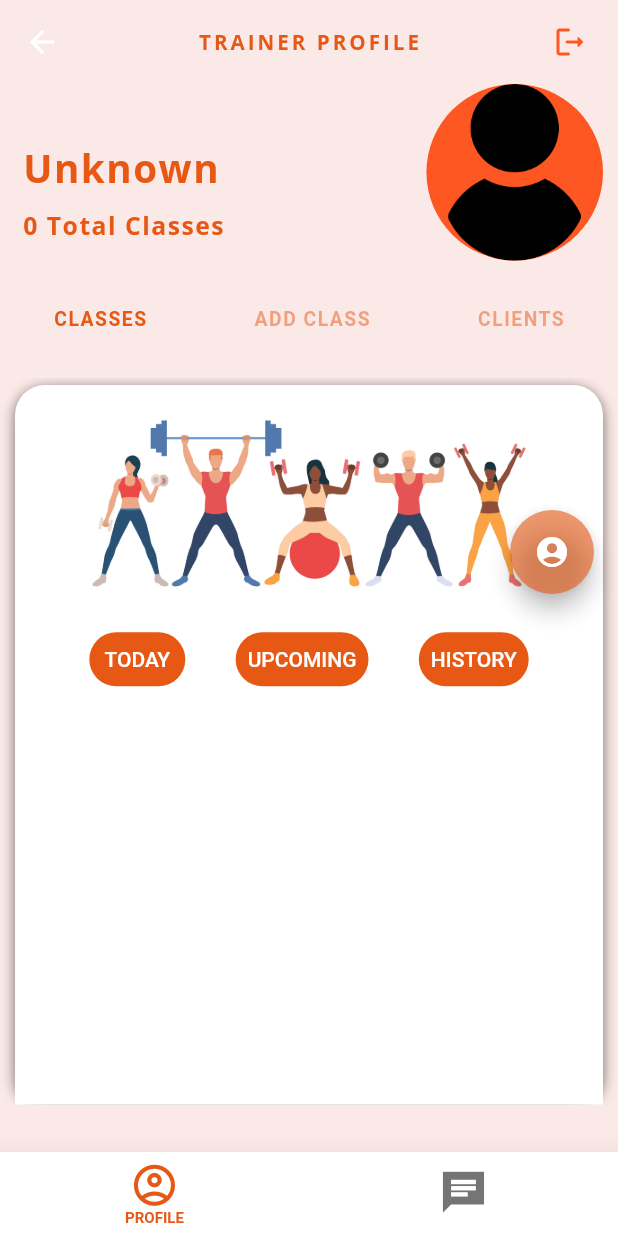
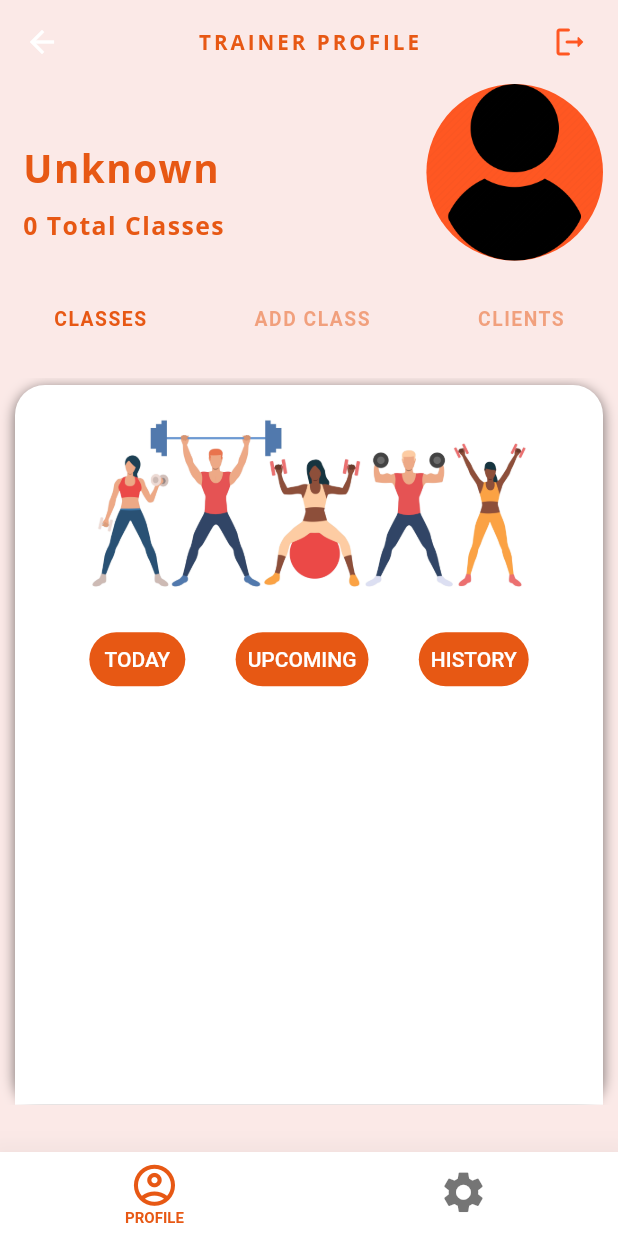
Before and after one commit to vileroze/FIT_BOD, a Flutter app: the TrainerFirstPage screen opened directly, on a phone screen of 412 x 824 dp. Run offline on Flutter 3.47's test engine with Material 2 defaults, Android fonts, the phone set to English and light mode, and no system bars; our stand-ins replace charts_flutter, cloud_firestore, file_picker, firebase_auth, firebase_core, firebase_database and 9 more; missing offline and left inert: agora_uikit, cloud_firestore_web, cloud_functions_web, connectivity_plus_web, firebase_auth_web, firebase_core_web and 9 more; accounts and stored records are empty.

Commit message:
removed chat section from trainer page and replaced with profile settings

```diff
--- a/lib/screens/client/explore/explore_helper.dart
+++ b/lib/screens/client/explore/explore_helper.dart
@@ -60,7 +60,7 @@ class ExploreHelper {
                       style: TextStyle(
                           fontSize: size.width / 24,
                           color: Colors.black,
-                          letterSpacing: 1,
+                          // letterSpacing: 1,
                           fontWeight: FontWeight.bold),
                     ),
                   ),
@@ -157,7 +157,7 @@ class ExploreHelper {
                                 style: GoogleFonts.bebasNeue(
                                   fontSize: 20,
                                   color: Colors.black,
-                                  letterSpacing: 1,
+                                  // letterSpacing: 1,
                                 ),
                               ),
                             ],
--- a/lib/screens/trainer/profile/profile.dart
+++ b/lib/screens/trainer/profile/profile.dart
@@ -308,31 +308,31 @@ class _ProfileTrainerState extends State<ProfileTrainer> {
           ),
         ),
       ),
-      floatingActionButtonLocation: FloatingActionButtonLocation.endFloat,
-      floatingActionButton: Container(
-        // color: Colors.black,
-        constraints: BoxConstraints(
-          maxHeight: size.height / 2,
-        ),
-        child: Column(
-          children: <Widget>[
-            Padding(
-              padding: const EdgeInsets.only(bottom: 10.0),
-              child: FloatingActionButton(
-                heroTag: 'updateProfile',
-                backgroundColor: Color.fromRGBO(231, 88, 20, 0.6),
-                onPressed: () {
-                  Navigator.push(
-                    context,
-                    MaterialPageRoute(builder: (context) => ProfileSettings()),
-                  );
-                },
-                child: Icon(Icons.account_circle),
-              ),
-            ),
-          ],
-        ),
-      ),
+      // floatingActionButtonLocation: FloatingActionButtonLocation.endFloat,
+      // floatingActionButton: Container(
+      //   // color: Colors.black,
+      //   constraints: BoxConstraints(
+      //     maxHeight: size.height / 2,
+      //   ),
+      //   child: Column(
+      //     children: <Widget>[
+      //       Padding(
+      //         padding: const EdgeInsets.only(bottom: 10.0),
+      //         child: FloatingActionButton(
+      //           heroTag: 'updateProfile',
+      //           backgroundColor: Color.fromRGBO(231, 88, 20, 0.6),
+      //           onPressed: () {
+      //             Navigator.push(
+      //               context,
+      //               MaterialPageRoute(builder: (context) => ProfileSettings()),
+      //             );
+      //           },
+      //           child: Icon(Icons.account_circle),
+      //         ),
+      //       ),
+      //     ],
+      //   ),
+      // ),
     );
   }
 
--- a/lib/screens/trainer/trainer_first_page.dart
+++ b/lib/screens/trainer/trainer_first_page.dart
@@ -1,4 +1,6 @@
+import 'package:fitness_app/screens/client/settings/profile_setting.dart';
 import 'package:fitness_app/screens/trainer/profile/profile.dart';
+import 'package:fitness_app/screens/trainer/profile/trainer_settings.dart';
 import 'package:flutter/material.dart';
 
 class TrainerFirstPage extends StatefulWidget {
@@ -14,9 +16,10 @@ class _TrainerFirstPageState extends State<TrainerFirstPage> {
 
   var screens = [
     ProfileTrainer(),
-    Container(
-      child: Text('Coming soon'),
-    ),
+    // Container(
+    //   child: Text('asdfasdfasdf'),
+    // ),
+    TrainerSettings(),
   ];
 
   @override
@@ -65,10 +68,10 @@ class _TrainerFirstPageState extends State<TrainerFirstPage> {
           ),
           BottomNavigationBarItem(
             icon: Icon(
-              Icons.chat_sharp,
+              Icons.settings,
               size: btmNavIconSize,
             ),
-            label: 'CHATS',
+            label: 'SETTINGS',
           ),
         ],
       ),
```
Also changed, not shown: lib/screens/client/home/newHome.dart (+12 -1 lines), lib/screens/trainer/profile/trainer_settings.dart (added, +16 -0 lines), 104 other files.
